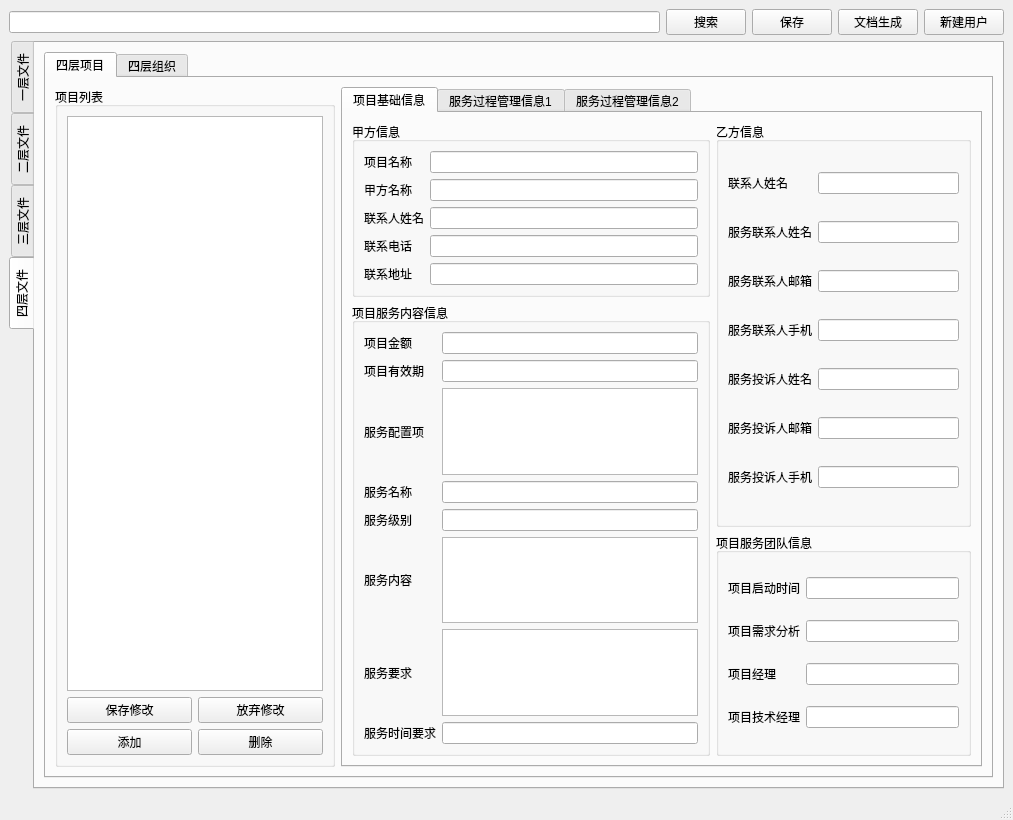
The window that Word-Printer/MainUI.ui (OtakuTools/WordPrinter) describes before a commit, drawn with Qt 5.
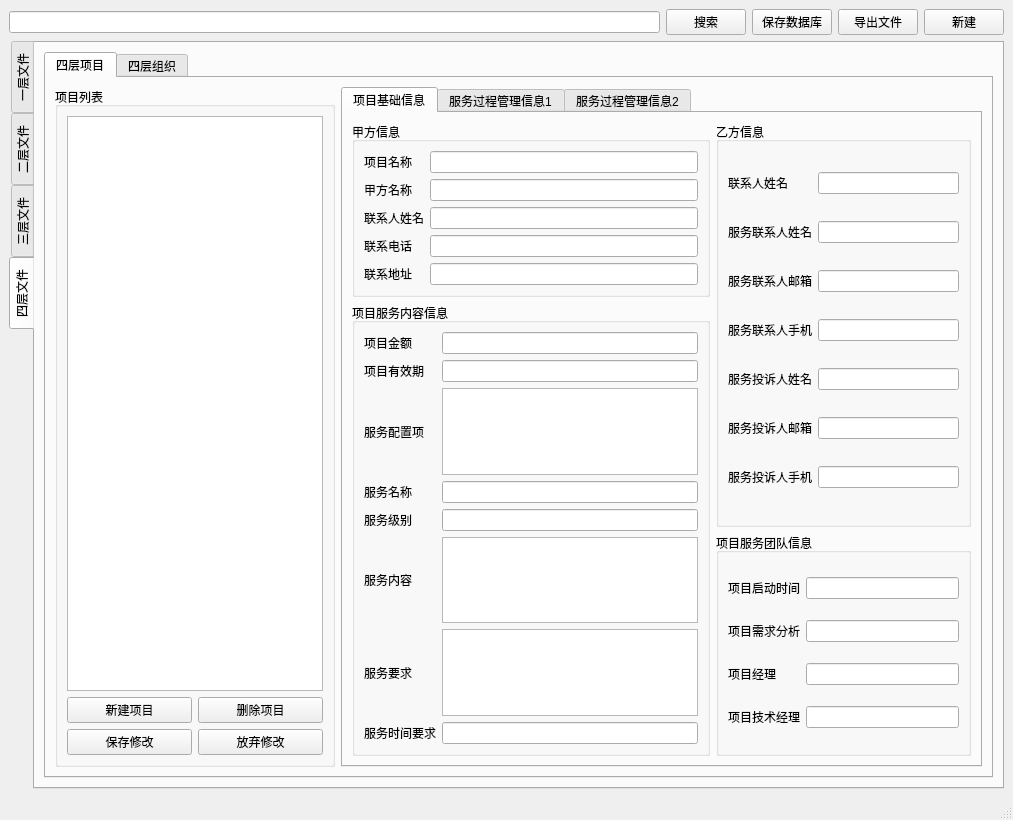
The same window after the commit. The open tabs and pages were chosen to show the change.

Commit message: 增加用户提示

The edit to the form file:
```diff
--- a/Word-Printer/MainUI.ui
+++ b/Word-Printer/MainUI.ui
@@ -56,7 +56,7 @@
        </sizepolicy>
       </property>
       <property name="text">
-       <string>保存</string>
+       <string>保存数据库</string>
       </property>
      </widget>
     </item>
@@ -69,7 +69,7 @@
        </sizepolicy>
       </property>
       <property name="text">
-       <string>文档生成</string>
+       <string>导出文件</string>
       </property>
      </widget>
     </item>
@@ -82,7 +82,7 @@
        </sizepolicy>
       </property>
       <property name="text">
-       <string>新建用户</string>
+       <string>新建</string>
       </property>
      </widget>
     </item>
@@ -1403,37 +1403,37 @@
                <string>项目列表</string>
               </property>
               <layout class="QGridLayout" name="gridLayout_29">
-               <item row="2" column="0">
-                <widget class="QPushButton" name="AddProject">
-                 <property name="text">
-                  <string>添加</string>
-                 </property>
-                </widget>
-               </item>
                <item row="2" column="1">
-                <widget class="QPushButton" name="DeleteProject">
-                 <property name="text">
-                  <string>删除</string>
-                 </property>
-                </widget>
-               </item>
-               <item row="1" column="1">
                 <widget class="QPushButton" name="cancelProject">
                  <property name="text">
                   <string>放弃修改</string>
                  </property>
                 </widget>
                </item>
-               <item row="0" column="0" colspan="2">
-                <widget class="QListWidget" name="projectList"/>
-               </item>
-               <item row="1" column="0">
+               <item row="2" column="0">
                 <widget class="QPushButton" name="saveProject">
                  <property name="text">
                   <string>保存修改</string>
                  </property>
                 </widget>
                </item>
+               <item row="0" column="0" colspan="2">
+                <widget class="QListWidget" name="projectList"/>
+               </item>
+               <item row="1" column="0">
+                <widget class="QPushButton" name="AddProject">
+                 <property name="text">
+                  <string>新建项目</string>
+                 </property>
+                </widget>
+               </item>
+               <item row="1" column="1">
+                <widget class="QPushButton" name="DeleteProject">
+                 <property name="text">
+                  <string>删除项目</string>
+                 </property>
+                </widget>
+               </item>
               </layout>
              </widget>
             </item>
```
Left out of the diff: 69 changed lines with no effect on the pictures. The commit also changes 3 other files.
